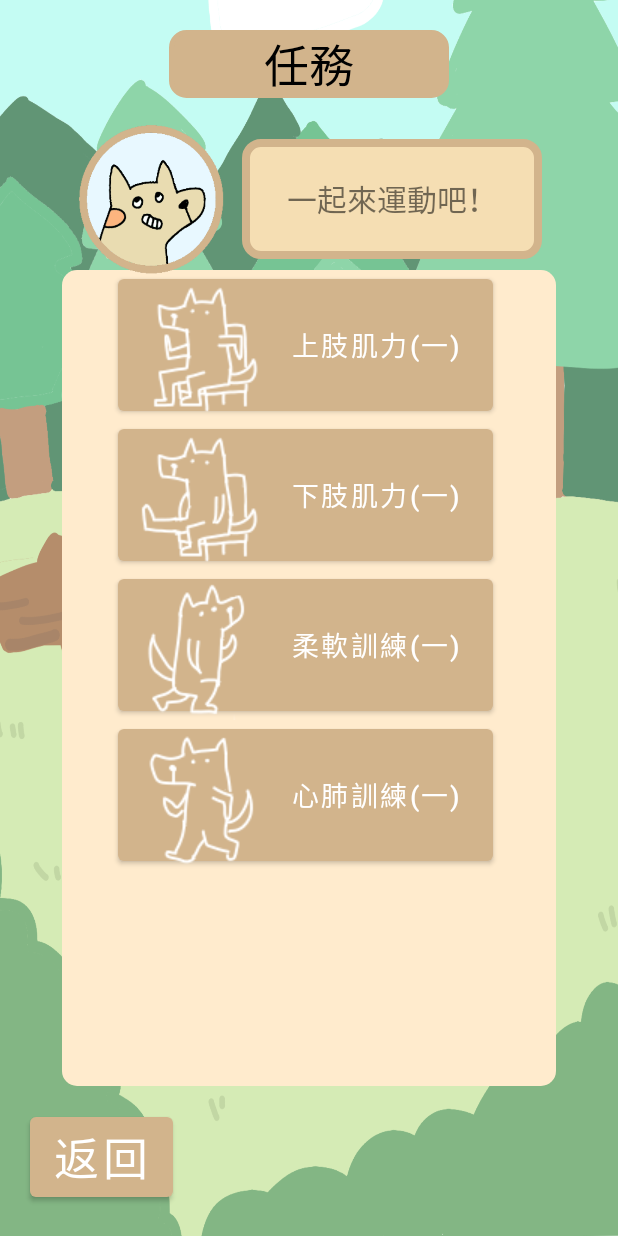
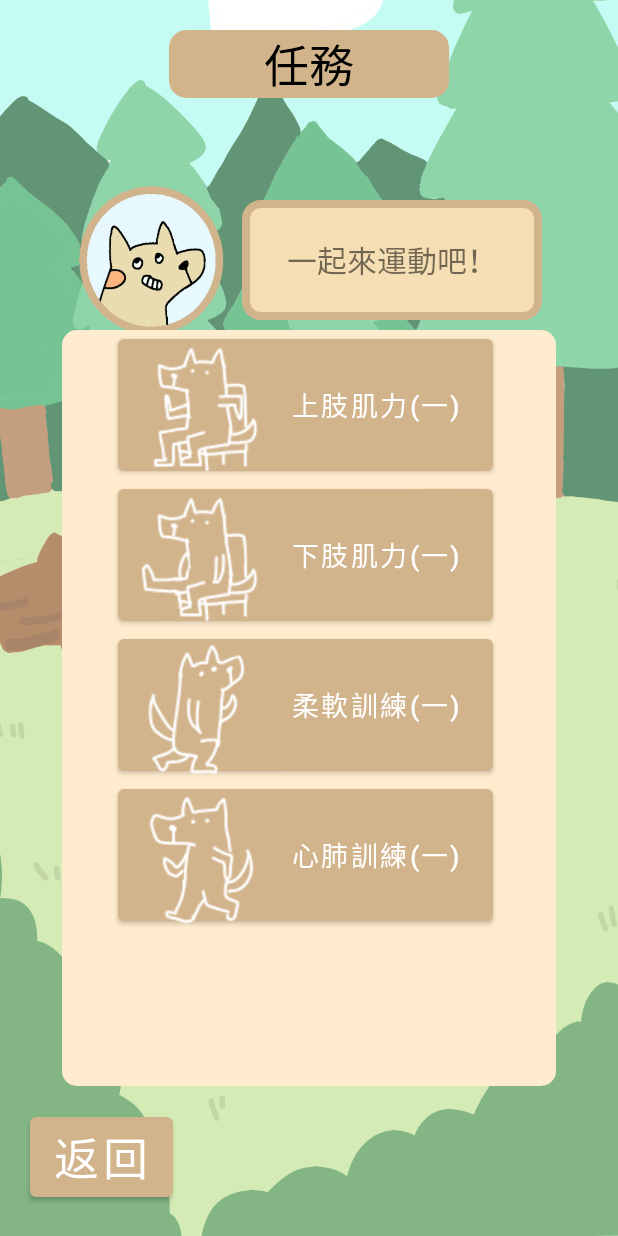
Before and after one commit to SuMingWei/Fit_it, an Android app: the Mission screen opened directly, with no data from a screen before it, on a phone screen of 412 x 824 dp. Run offline under Robolectric (Android 15) with nearby library versions, the phone set to English and light mode, and no system bars.

Commit message:
[modified] mission and exercise

```diff
--- a/app/src/main/AndroidManifest.xml
+++ b/app/src/main/AndroidManifest.xml
@@ -9,7 +9,8 @@
         android:roundIcon="@mipmap/ic_launcher_round"
         android:supportsRtl="true"
         android:theme="@style/Theme.Fitit">
-        <activity android:name=".Mail"></activity>
+        <activity android:name=".Upper1_exercise"></activity>
+        <activity android:name=".Mail" />
         <activity android:name=".Diary" />
         <activity android:name=".Mission" />
         <activity android:name=".Home" />
--- a/app/src/main/res/layout/activity_mission.xml
+++ b/app/src/main/res/layout/activity_mission.xml
@@ -8,11 +8,11 @@
     tools:context=".Mission">
 
     <androidx.constraintlayout.widget.Guideline
-        android:id="@+id/horizontal_10"
+        android:id="@+id/horizontal_15"
         android:layout_width="match_parent"
         android:layout_height="match_parent"
         android:orientation="horizontal"
-        app:layout_constraintGuide_percent="0.1" />
+        app:layout_constraintGuide_percent="0.15" />
     <androidx.constraintlayout.widget.Guideline
         android:id="@+id/vertical_20"
         android:layout_width="match_parent"
@@ -43,6 +43,49 @@
         android:orientation="vertical"
         app:layout_constraintGuide_percent="0.1"
         android:id="@+id/vertical_10"/>
+
+    <!--Title-->
+    <TextView
+        android:layout_width="0dp"
+        android:layout_height="wrap_content"
+        android:textSize="30dp"
+        android:textColor="@color/black"
+        android:text="任務"
+        android:background="@drawable/title_form"
+        android:gravity="center"
+        android:layout_marginLeft="30dp"
+        android:layout_marginRight="30dp"
+        android:layout_marginTop="20dp"
+        app:layout_constraintTop_toTopOf="parent"
+        app:layout_constraintLeft_toLeftOf="@id/vertical_20"
+        app:layout_constraintRight_toRightOf="@id/vertical_80"/>
+    <!--Doggy conversation-->
+    <LinearLayout
+        android:orientation="horizontal"
+        android:layout_width="wrap_content"
+        android:layout_height="wrap_content"
+        app:layout_constraintTop_toTopOf="@id/horizontal_15"
+        app:layout_constraintRight_toRightOf="@id/vertical_90"
+        app:layout_constraintLeft_toLeftOf="@id/vertical_10">
+        <ImageView
+            android:id="@+id/dog_pic"
+            android:layout_width="100dp"
+            android:layout_height="100dp"
+            android:src="@drawable/conversation" />
+        <TextView
+            android:layout_width="10dp"
+            android:layout_height="10dp"/>
+        <TextView
+            android:layout_width="200dp"
+            android:layout_height="80dp"
+            android:layout_marginTop="10dp"
+            android:background="@drawable/talk_form"
+            android:textSize="20dp"
+            android:text="一起來運動吧！"
+            android:gravity="center"/>
+
+    </LinearLayout>
+    <!--Exervise scrollview-->
     <ScrollView
         android:id="@+id/scrollView"
         android:layout_width="0dp"
@@ -54,7 +97,7 @@
         app:layout_constraintLeft_toLeftOf="@id/vertical_10"
         app:layout_constraintRight_toRightOf="@id/vertical_90"
         android:layout_marginBottom="100dp"
-        android:layout_marginTop="180dp">
+        android:layout_marginTop="220dp">
         <LinearLayout
             android:layout_width="match_parent"
             android:layout_height="match_parent"
@@ -104,21 +147,6 @@
 
         </LinearLayout>
     </ScrollView>
-    <!--Title-->
-    <TextView
-        android:layout_width="0dp"
-        android:layout_height="wrap_content"
-        android:textSize="30dp"
-        android:textColor="@color/black"
-        android:text="任務"
-        android:background="@drawable/title_form"
-        android:gravity="center"
-        android:layout_marginLeft="30dp"
-        android:layout_marginRight="30dp"
-        android:layout_marginTop="20dp"
-        app:layout_constraintTop_toTopOf="parent"
-        app:layout_constraintLeft_toLeftOf="@id/vertical_20"
-        app:layout_constraintRight_toRightOf="@id/vertical_80"/>
     <!--back button-->
     <LinearLayout
         android:layout_width="match_parent"
@@ -137,30 +165,5 @@
             android:text="返回"/>
 
     </LinearLayout>
-    <!--Doggy conversation-->
-    <LinearLayout
-        android:orientation="horizontal"
-        android:layout_width="wrap_content"
-        android:layout_height="wrap_content"
-        app:layout_constraintTop_toTopOf="@id/horizontal_10"
-        app:layout_constraintRight_toRightOf="@id/vertical_90"
-        app:layout_constraintLeft_toLeftOf="@id/vertical_10">
-        <ImageView
-            android:id="@+id/dog_pic"
-            android:layout_width="100dp"
-            android:layout_height="100dp"
-            android:src="@drawable/conversation" />
-        <TextView
-            android:layout_width="10dp"
-            android:layout_height="10dp"/>
-        <TextView
-            android:layout_width="200dp"
-            android:layout_height="80dp"
-            android:layout_marginTop="10dp"
-            android:background="@drawable/talk_form"
-            android:textSize="20dp"
-            android:text="一起來運動吧！"
-            android:gravity="center"/>
 
-    </LinearLayout>
 </androidx.constraintlayout.widget.ConstraintLayout>
```
Also changed, not shown: app/src/main/java/com/example/fitit/Upper1_exercise.java (added, +14 -0 lines), app/src/main/res/layout/activity_upper1_exercise.xml (added, +104 -0 lines), app/src/main/res/drawable/exercise_upper1.png (added), app/src/main/res/drawable/exercise_upper2.png (added).
